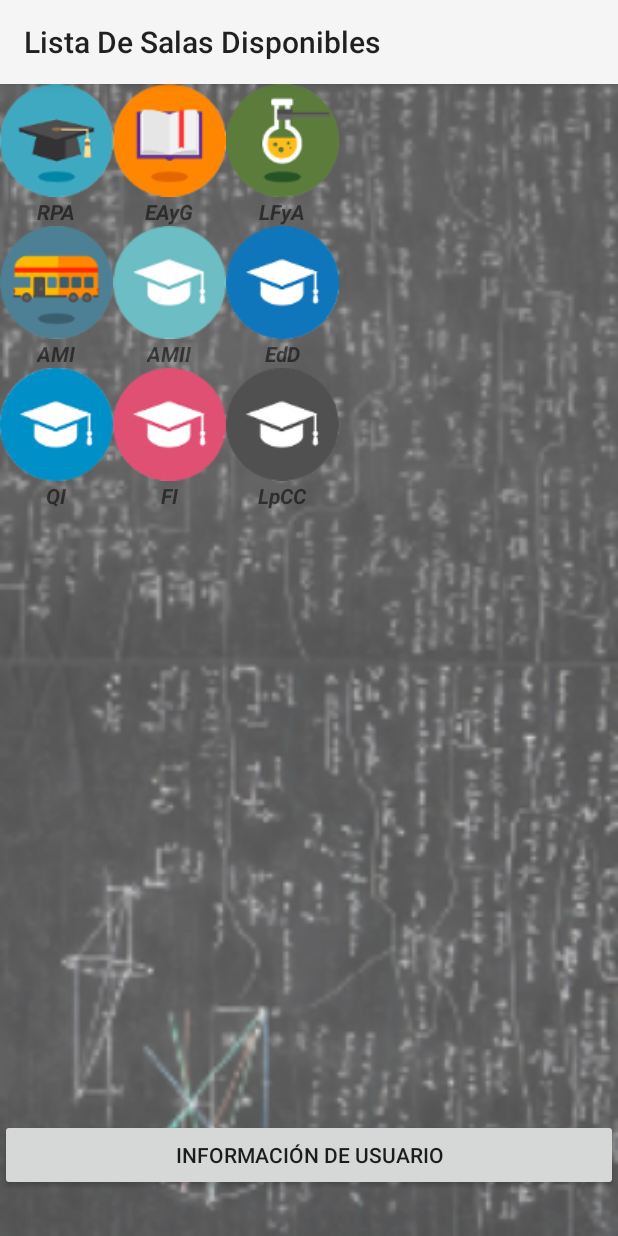
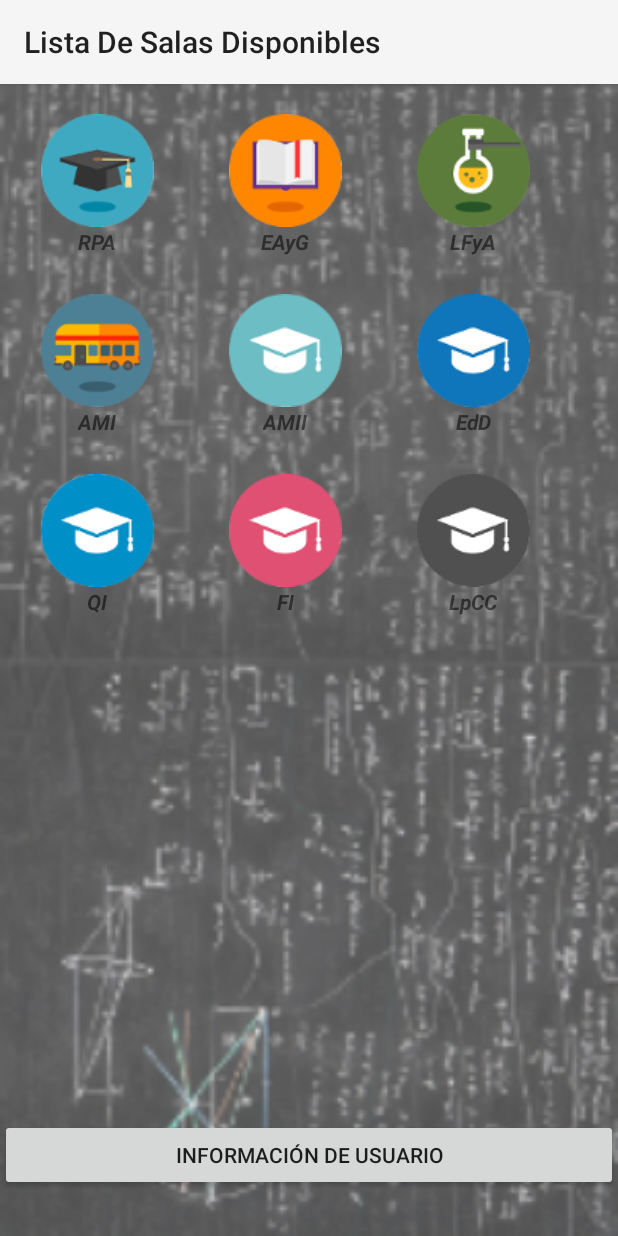
Before and after one commit to PabloGuillermoCV/UniChat, an Android app: the screen it shows after launch once a user with an empty profile is signed in (SalasChat), on a phone screen of 412 x 824 dp. Run offline under Robolectric (Android 15) with nearby library versions, the phone set to English and light mode, and no system bars; our stand-ins replace Firebase (no records; nobody signed in at launch, a user with empty details on screens opened directly).

Commit message:
Layout de Salas Chat

```diff
--- a/app/src/main/res/layout/activity_salas_chat.xml
+++ b/app/src/main/res/layout/activity_salas_chat.xml
@@ -1,6 +1,5 @@
 <?xml version="1.0" encoding="utf-8"?>
 <RelativeLayout xmlns:android="http://schemas.android.com/apk/res/android"
-    xmlns:app="http://schemas.android.com/apk/res-auto"
     xmlns:tools="http://schemas.android.com/tools"
     android:layout_width="match_parent"
     android:layout_height="match_parent"
@@ -31,13 +30,13 @@
             android:layout_height="wrap_content"
             android:columnCount="10">
 
-            <!--Fila 0 - Columna 0 - Materia 0-->
+            <!--Fila 1 - Columna 1 - Materia 0-->
             <GridLayout
                 android:id="@+id/grid_materias0"
                 android:layout_width="wrap_content"
                 android:layout_height="wrap_content"
-                android:layout_row="0"
-                android:layout_column="0"
+                android:layout_row="1"
+                android:layout_column="1"
                 android:layout_gravity="center"
                 android:rowCount="2"
                 android:columnCount="1">
@@ -50,6 +49,7 @@
                     android:layout_gravity="center"
                     android:background="@drawable/boton1"
                     android:layout_row="0"
+                    android:contentDescription="@string/Test"
                     android:text="@string/rpa"
                     android:textSize="0sp" />
 
@@ -65,13 +65,13 @@
 
             </GridLayout>
 
-            <!--Fila 0 - Columna 1 - Materia 1-->
+            <!--Fila 1 - Columna 3 - Materia 1-->
             <GridLayout
                 android:id="@+id/grid_materias1"
                 android:layout_width="wrap_content"
                 android:layout_height="wrap_content"
-                android:layout_row="0"
-                android:layout_column="1"
+                android:layout_row="1"
+                android:layout_column="3"
                 android:layout_gravity="center"
                 android:rowCount="2"
                 android:columnCount="1">
@@ -84,6 +84,7 @@
                     android:layout_gravity="center"
                     android:background="@drawable/boton2"
                     android:layout_row="0"
+                    android:contentDescription="@string/Test"
                     android:text="@string/eayg"
                     android:textSize="0sp" />
 
@@ -99,13 +100,13 @@
 
             </GridLayout>
 
-            <!--Fila 0 - Columna 2 - Materia 2-->
+            <!--Fila 1 - Columna 5 - Materia 2-->
             <GridLayout
                 android:id="@+id/grid_materias2"
                 android:layout_width="wrap_content"
                 android:layout_height="wrap_content"
-                android:layout_row="0"
-                android:layout_column="2"
+                android:layout_row="1"
+                android:layout_column="5"
                 android:layout_gravity="center"
                 android:rowCount="2"
                 android:columnCount="1">
@@ -118,6 +119,7 @@
                     android:layout_gravity="center"
                     android:background="@drawable/boton3"
                     android:layout_row="0"
+                    android:contentDescription="@string/Test"
                     android:text="@string/lfya"
                     android:textSize="0sp" />
 
@@ -133,13 +135,13 @@
 
             </GridLayout>
 
-            <!--Fila 1 - Columna 0 - Materia 3-->
+            <!--Fila 3 - Columna 1 - Materia 3-->
             <GridLayout
                 android:id="@+id/grid_materias3"
                 android:layout_width="wrap_content"
                 android:layout_height="wrap_content"
-                android:layout_row="1"
-                android:layout_column="0"
+                android:layout_row="3"
+                android:layout_column="1"
                 android:layout_gravity="center"
                 android:rowCount="2"
                 android:columnCount="1">
@@ -152,6 +154,7 @@
                     android:layout_gravity="center"
                     android:background="@drawable/boton4"
                     android:layout_row="0"
+                    android:contentDescription="@string/Test"
                     android:text="@string/am1"
                     android:textSize="0sp" />
 
@@ -167,13 +170,13 @@
 
             </GridLayout>
 
-            <!--Fila 1 - Columna 1 - Materia 4-->
+            <!--Fila 3 - Columna 3 - Materia 4-->
             <GridLayout
                 android:id="@+id/grid_materias4"
                 android:layout_width="wrap_content"
                 android:layout_height="wrap_content"
-                android:layout_row="1"
-                android:layout_column="1"
+                android:layout_row="3"
+                android:layout_column="3"
                 android:layout_gravity="center"
                 android:rowCount="2"
                 android:columnCount="1">
@@ -186,6 +189,7 @@
                     android:layout_gravity="center"
                     android:background="@drawable/boton5"
                     android:layout_row="0"
+                    android:contentDescription="@string/Test"
                     android:text="@string/am2"
                     android:textSize="0sp" />
 
@@ -201,13 +205,13 @@
 
             </GridLayout>
 
-            <!--Fila 1 - Columna 2 - Materia 5-->
+            <!--Fila 3 - Columna 5 - Materia 5-->
             <GridLayout
                 android:id="@+id/grid_materias5"
                 android:layout_width="wrap_content"
                 android:layout_height="wrap_content"
-                android:layout_column="2"
-                android:layout_row="1"
+                android:layout_row="3"
+                android:layout_column="5"
                 android:layout_gravity="center"
                 android:columnCount="1"
                 android:rowCount="2">
@@ -220,6 +224,7 @@
                     android:layout_gravity="center"
                     android:background="@drawable/boton6"
                     android:layout_row="0"
+                    android:contentDescription="@string/Test"
                     android:text="@string/edd"
                     android:textSize="0sp" />
 
@@ -235,13 +240,13 @@
 
             </GridLayout>
 
-            <!--Fila 2 - Columna 0 - Materia 6-->
+            <!--Fila 5 - Columna 1 - Materia 6-->
             <GridLayout
                 android:id="@+id/grid_materias6"
                 android:layout_width="wrap_content"
                 android:layout_height="wrap_content"
-                android:layout_column="0"
-                android:layout_row="2"
+                android:layout_row="5"
+                android:layout_column="1"
                 android:layout_gravity="center"
                 android:columnCount="1"
                 android:rowCount="2">
@@ -254,6 +259,7 @@
                     android:layout_gravity="center"
                     android:background="@drawable/boton7"
                     android:layout_row="0"
+                    android:contentDescription="@string/Test"
                     android:text="@string/q1"
                     android:textSize="0sp" />
 
@@ -269,13 +275,13 @@
 
             </GridLayout>
 
-            <!--Fila 2 - Columna 1 - Materia 7-->
+            <!--Fila 5 - Columna 3 - Materia 7-->
             <GridLayout
                 android:id="@+id/grid_materias7"
                 android:layout_width="wrap_content"
                 android:layout_height="wrap_content"
-                android:layout_column="1"
-                android:layout_row="2"
+                android:layout_row="5"
+                android:layout_column="3"
                 android:layout_gravity="center"
                 android:columnCount="1"
                 android:rowCount="2">
@@ -288,6 +294,7 @@
                     android:layout_gravity="center"
                     android:background="@drawable/boton8"
                     android:layout_row="0"
+                    android:contentDescription="@string/Test"
                     android:text="@string/f1"
                     android:textSize="0sp" />
 
@@ -295,21 +302,21 @@
                     android:id="@+id/nombre7"
                     android:layout_width="wrap_content"
                     android:layout_height="wrap_content"
+                    android:layout_row="1"
                     android:layout_column="0"
-                    android:layout_row="1"
                     android:layout_gravity="center"
                     android:textStyle="bold|italic"
                     android:text="@string/f1" />
 
             </GridLayout>
 
-            <!--Fila 2 - Columna 2 - Materia 8-->
+            <!--Fila 5 - Columna 5 - Materia 8-->
             <GridLayout
                 android:id="@+id/grid_materias8"
                 android:layout_width="wrap_content"
                 android:layout_height="wrap_content"
-                android:layout_column="2"
-                android:layout_row="2"
+                android:layout_row="5"
+                android:layout_column="5"
                 android:layout_gravity="center"
                 android:columnCount="1"
                 android:rowCount="2">
@@ -322,6 +329,7 @@
                     android:layout_gravity="center"
                     android:background="@drawable/boton9"
                     android:layout_row="0"
+                    android:contentDescription="@string/Test"
                     android:text="@string/lpcc"
                     android:textSize="0sp" />
 
@@ -337,6 +345,30 @@
 
             </GridLayout>
 
+            <!--Separación De La Columna Y Fila 1 Con Los Bordes-->
+            <View
+                android:layout_width="27dp"
+                android:layout_column="0"
+                android:layout_height="20dp"
+                android:layout_row="0"
+                />
+
+            <!--Separación Entre Las Columnas 1 Y 3-->
+            <View
+                android:layout_width="50dp"
+                android:layout_column="2"
+                android:layout_height="25dp"
+                android:layout_row="2"
+                />
+
+            <!--Separación Entre Las Columnas Y Filas 3 Y 5-->
+            <View
+                android:layout_width="50dp"
+                android:layout_column="4"
+                android:layout_height="25dp"
+                android:layout_row="4"
+                />
+
         </GridLayout>
 
     </ScrollView>
--- a/app/src/main/res/values/strings.xml
+++ b/app/src/main/res/values/strings.xml
@@ -111,7 +111,7 @@
     <string name="D2">-Sacomani Franco</string>
     <string name="D3">-Gómez Tomás Alejandro</string>
     <string name="Log_out">Log Out</string>
-    <string name="About">About StudiChatter</string>
+    <string name="About">Sobre StudiChatter</string>
     <string name="Go_back">Atras</string>
     <string name="Copyright">© 2018 Universidad Nacional Del Sur</string>
     <string name="Test_Text">Hello Friends!</string>
@@ -124,20 +124,20 @@
     <string name="registro">registro</string>
     <string name="llevame_a_las_salas_de_chat">Ir Salas Chat</string>
     <string name="escribe_algo">Escribe Algo!</string>
-    <string name="user_login">User Login</string>
+    <string name="user_login">Log In</string>
     <string name="enter_email">Enter E-Mail</string>
     <string name="enter_password">Enter Password</string>
-    <string name="new_account">Not have an account? Sign up</string>
+    <string name="new_account">No tiene una cuenta? Regístrese</string>
     <string name="ingrese_email">Ingrese E-Mail</string>
     <string name="ingrese_contraseña">Ingrese Contraseña</string>
     <string name="sign_up">Sign Up</string>
     <string name="ya_registrado">Ya estas registrado? Haz Login aquí!</string>
     <string name="new_registro">Registro</string>
-    <string name="logout">Logout</string>
-    <string name="sign_in_new">Sign In</string>
+    <string name="logout">Log Out</string>
+    <string name="sign_in_new">Ingresar</string>
     <string name="instructions">prueba</string>
     <string name="ingrese_user">Ingrese Nombre De Usuario</string>
-    <string name="welcome">Welcome</string>
+    <string name="welcome">Bienvenido</string>
     <string name="career_select">Seleccione Su Carrera</string>
     <string name="eayg">EAyG</string>
     <string name="lfya">LFyA</string>
```
